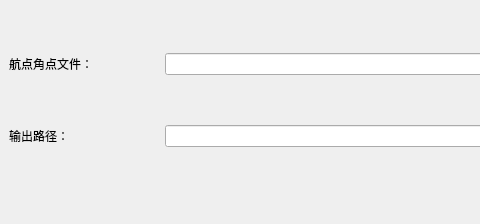
First picture: the form in Apps/DemoApp/MainWindow.ui, repository gukazma/DJIWaypointGenerator, before the edit; both pictures show x 0 to 480 and y 0 to 224 of the 724 by 224 pixel window.
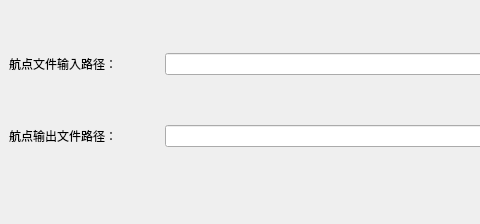
Second picture: the form after the edit.

Commit message: ✨ feat: 输入输出的tool触发

```diff
--- a/Apps/DemoApp/MainWindow.ui
+++ b/Apps/DemoApp/MainWindow.ui
@@ -32,7 +32,7 @@
          </size>
         </property>
         <property name="text">
-         <string>航点角点文件：</string>
+         <string>航点文件输入路径：</string>
         </property>
        </widget>
       </item>
@@ -65,7 +65,7 @@
          </size>
         </property>
         <property name="text">
-         <string>输出路径：</string>
+         <string>航点输出文件路径：</string>
         </property>
        </widget>
       </item>
```
The commit also changes 1 other file.
